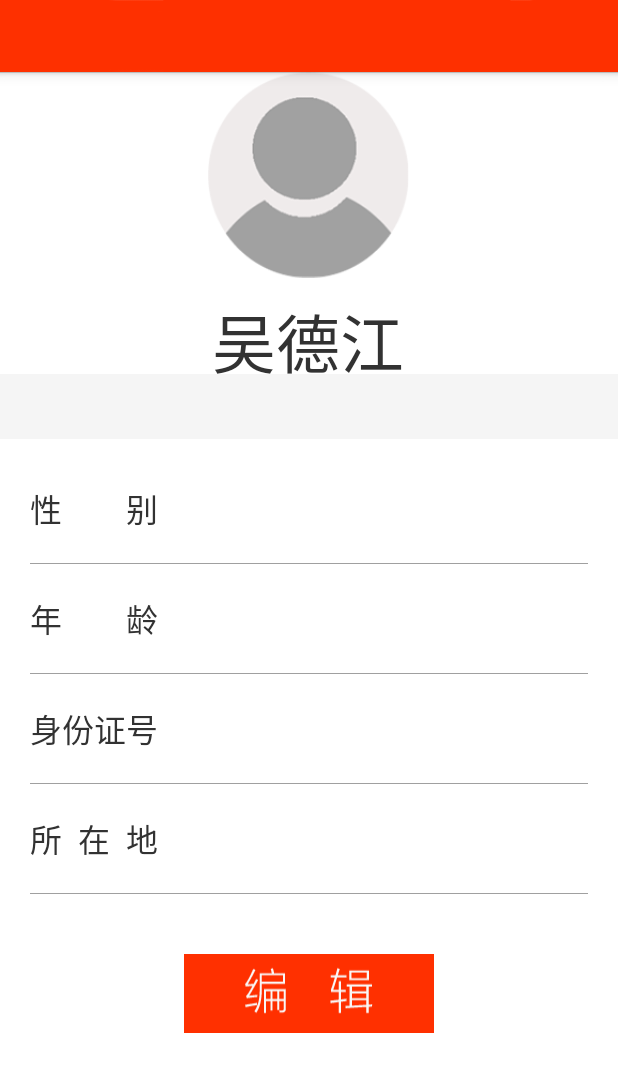
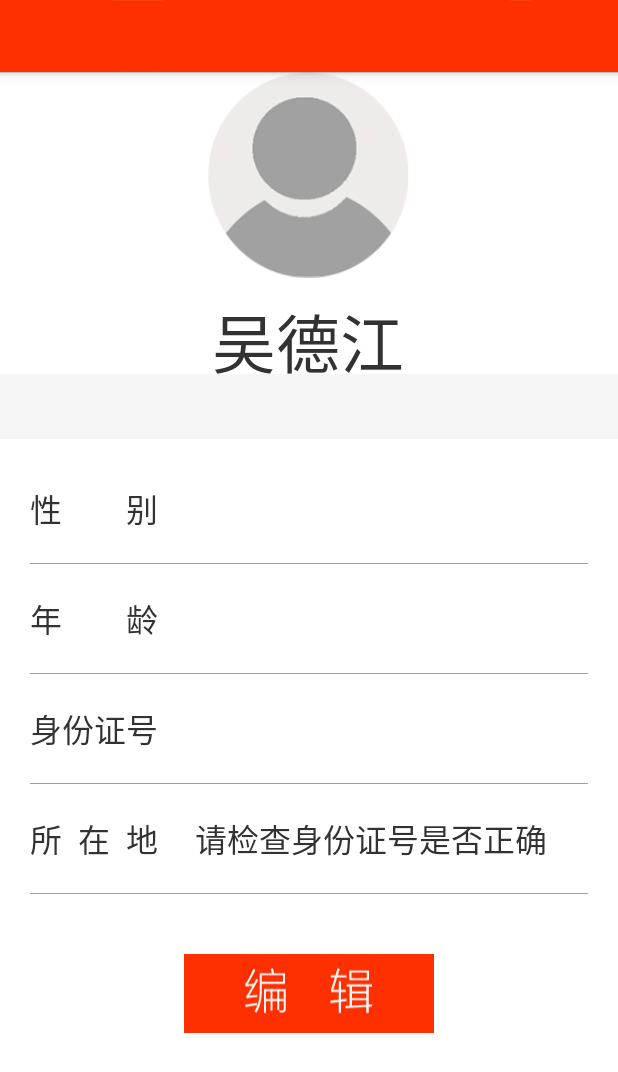
Before and after one commit to JacksonMich/HongMo, an Android app: the layout personal_info.xml on its own in the app's theme, with its tools: preview values and no code run, on a phone screen of 412 x 824 dp. Shown: the top 1072 px of the screen. Run offline under Robolectric (Android 15) with nearby library versions, the phone set to English and light mode, and no system bars.

Commit message:
2015-12-11王宏兴修改，除编辑页基本都完事

```diff
--- a/app/src/main/res/layout/personal_info.xml
+++ b/app/src/main/res/layout/personal_info.xml
@@ -198,7 +198,7 @@
                     android:layout_gravity="center_vertical"
                     android:layout_marginLeft="20dp"
                     android:textSize="@dimen/text_size"
-                    android:text="" />
+                    android:text="请检查身份证号是否正确" />
             </LinearLayout>
 
             <ImageView
```
